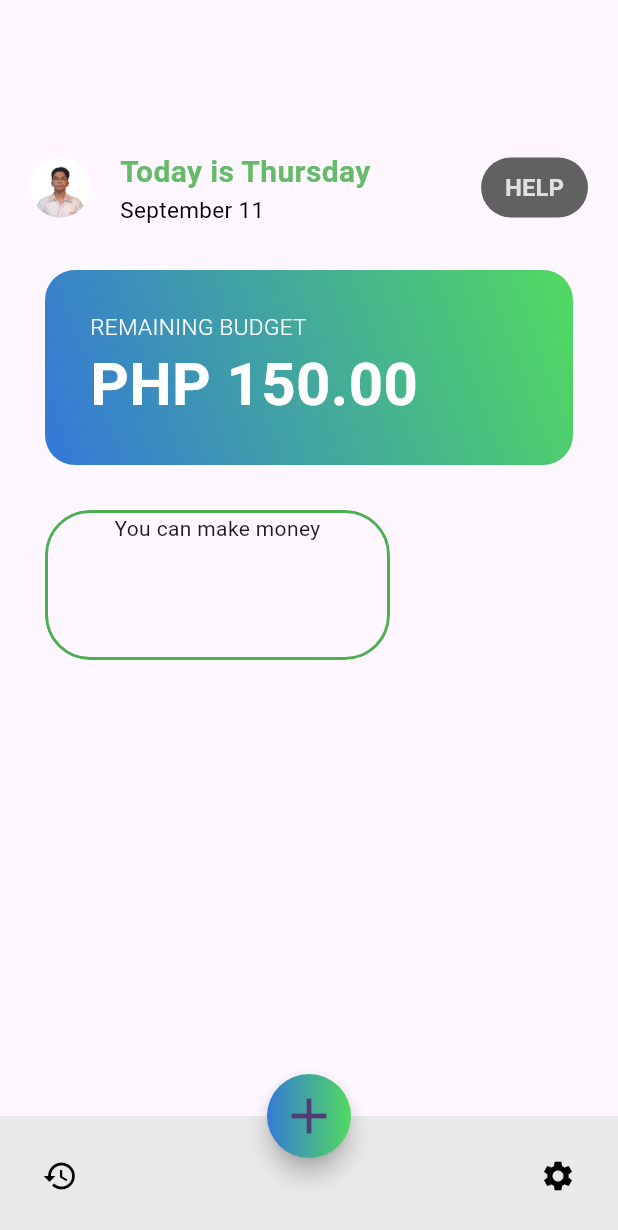
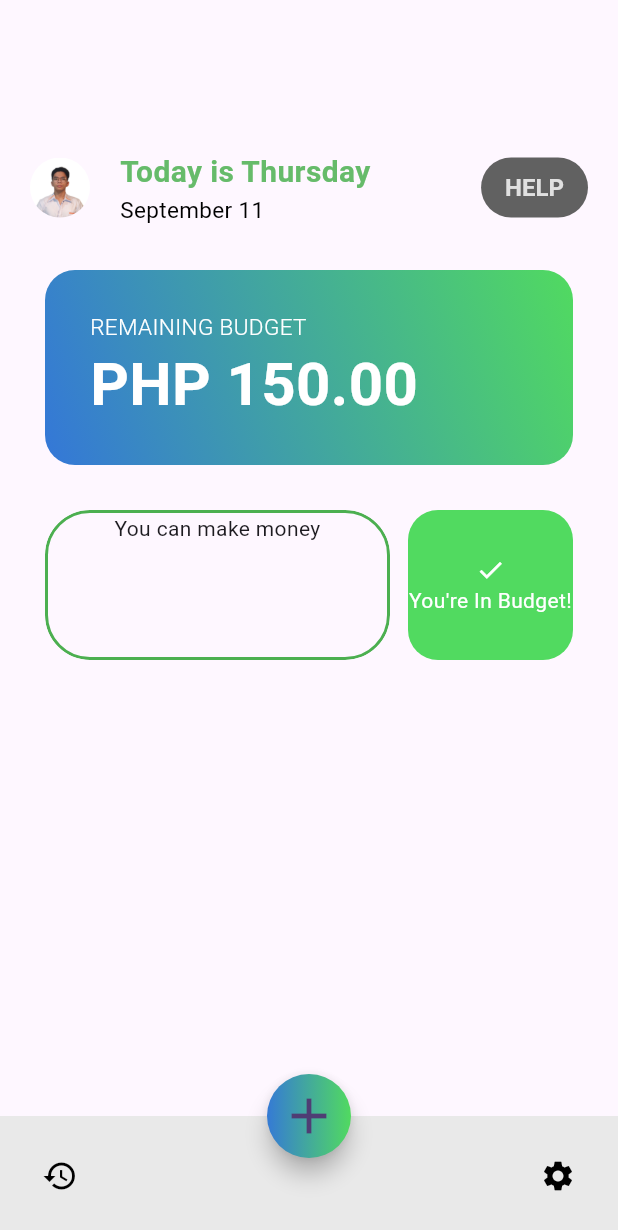
Before and after one commit to Yebione/badyet, a Flutter app: the screen it shows after launch, on a phone screen of 412 x 824 dp. Shown: the top 1230 px of the screen. Run offline on Flutter 3.47's test engine with Material 2 defaults, Android fonts, the phone set to English and light mode, and no system bars.

Commit message:
Added status container.

```diff
--- a/lib/screens/AiTips.dart
+++ b/lib/screens/AiTips.dart
@@ -5,7 +5,10 @@ class AiTips extends StatelessWidget {
 
   @override
   Widget build(BuildContext context) {
-    return Container(
+    return Row(
+      mainAxisAlignment: MainAxisAlignment.spaceBetween,
+      children: [
+        Container(
           height: 100,
           width: 230,
           margin: EdgeInsets.only(left: 30),
@@ -18,16 +21,45 @@ class AiTips extends StatelessWidget {
                 height: 100,
                 width: 230,
                 decoration: BoxDecoration(
-              border: Border.all(color: Colors.green, width: 2), // Green border
+                  border:
+                      Border.all(color: Colors.green, width: 2), // Green border
                   borderRadius: BorderRadius.circular(30),
                 ),
-            child: Text (
+                child: Text(
                   """You can make money""",
                   textAlign: TextAlign.center,
-            ) ,
                 ),
               ),
             ),
+          ),
+        ),
+        Container(
+          margin: EdgeInsets.only(right: 30),
+          height: 100,
+          width: 110,
+          decoration: BoxDecoration(
+            borderRadius: BorderRadius.circular(20),
+            color: const Color.fromRGBO(81, 218, 96, 1),
+          ),
+          child: Column(
+            mainAxisAlignment: MainAxisAlignment.center,
+
+            children: [
+
+              Icon(
+                Icons.check,
+                color: Colors.white,
+                size: 20,
+              ),
+              Text(
+                "You're In Budget!",
+                textAlign: TextAlign.center,
+                style: TextStyle(color: Colors.white, fontSize: 14, ),
+              )
+            ],
+          ),
+        )
+      ],
     );
   }
 }
```
Lines whose indentation alone changed are shown as unchanged.
